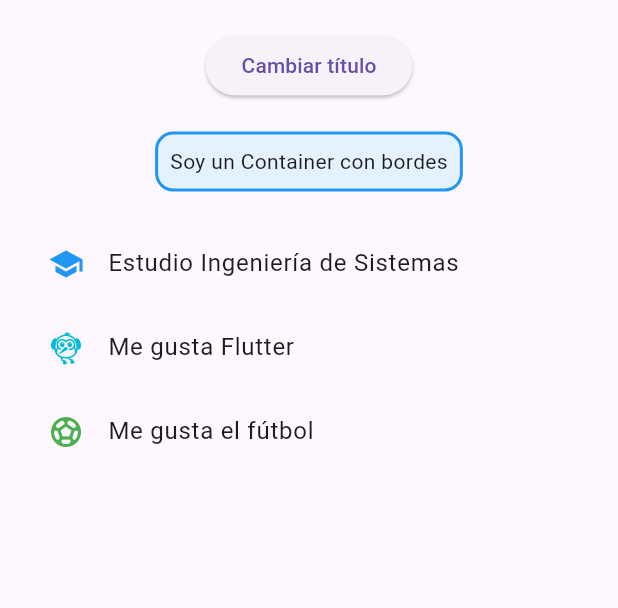
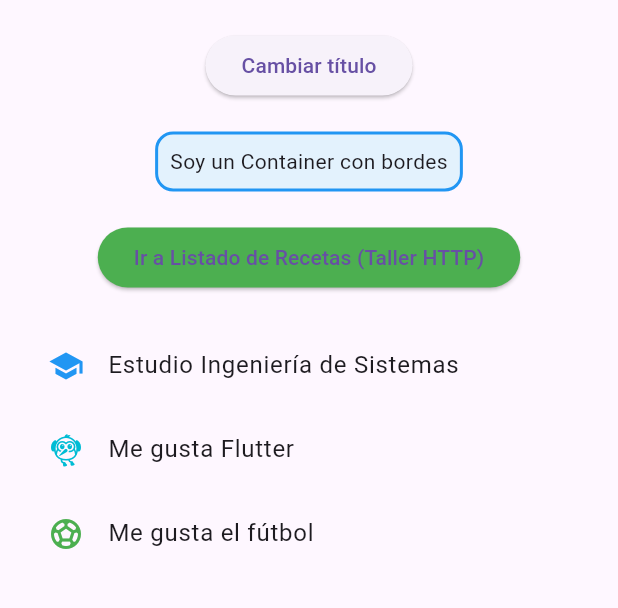
Before and after one commit to josemanuelcard/flutter_uceva, a Flutter app: the screen it shows after launch, on a phone screen of 412 x 824 dp, the part 407-1015 px from its top. Run offline on Flutter 3.47's test engine with Material 3 defaults, Android fonts, the phone set to English and light mode, and no system bars; our stand-ins replace go_router; network calls fail.

Commit message:
feat: Implementa taller HTTP con TheMealDB API
- Agrega dependencias http y go_router en pubspec.yaml.
- Crea estructura: models/meal_model.dart, services/meal_service.dart, views/ (home_page.dart, list_view.dart, detail_view.dart), config/routes.dart.
- Integra navegación con go_router desde HomePage existente.
- Manejo de estados (loading/success/error) con FutureBuilder y try/catch.
- Documentación en README.md con API, arquitectura y rutas.
- Corrige ciclo de imports y errores de compilación.

```diff
--- /dev/null
+++ b/lib/config/routes.dart
@@ -0,0 +1,29 @@
+import 'package:go_router/go_router.dart';
+import '../views/home_page.dart';  // Importa HomePage desde su nuevo archivo
+import '../views/list_view.dart';
+import '../views/detail_view.dart';
+
+final GoRouter router = GoRouter(
+  initialLocation: '/',  // Inicia en HomePage
+  routes: [
+    GoRoute(
+      path: '/',  // Corregido: Agregado path explícito
+      name: 'home',
+      builder: (context, state) => const HomePage(),
+    ),
+    GoRoute(
+      path: '/list',
+      name: 'list',
+      builder: (context, state) => const ListViewScreen(),
+    ),
+    GoRoute(
+      path: '/detail/:id/:name',
+      name: 'detail',
+      builder: (context, state) {
+        final id = state.pathParameters['id']!;
+        final name = state.pathParameters['name']!;
+        return DetailViewScreen(id: id, name: name);
+      },
+    ),
+  ],
+);
--- a/lib/main.dart
+++ b/lib/main.dart
@@ -1,4 +1,6 @@
 import 'package:flutter/material.dart';
+import 'package:go_router/go_router.dart';
+import 'config/routes.dart';  // Importa las rutas (sin ciclo)
 
 void main() {
   runApp(const MyApp());
@@ -9,107 +11,13 @@ class MyApp extends StatelessWidget {
 
   @override
   Widget build(BuildContext context) {
-    return MaterialApp(
+    return MaterialApp.router(
       debugShowCheckedModeBanner: false,
-      home: const HomePage(),
+      title: 'Flutter UCEVA - Taller HTTP',
+      theme: ThemeData(
+        primarySwatch: Colors.blue,
+      ),
+      routerConfig: router,  // Usa go_router
     );
   }
 }
-
-class HomePage extends StatefulWidget {
-  const HomePage({super.key});
-
-  @override
-  State<HomePage> createState() => _HomePageState();
-}
-
-class _HomePageState extends State<HomePage> {
-  String titulo = "Hola, Flutter";
-
-  void _cambiarTitulo() {
-    setState(() {
-      titulo = (titulo == "Hola, Flutter")
-          ? "¡Título cambiado!"
-          : "Hola, Flutter";
-
-
-    });
-
-    ScaffoldMessenger.of(context).showSnackBar(
-      const SnackBar(content: Text("Título actualizado")),
-    );
-  }
-
-  @override
-  Widget build(BuildContext context) {
-    return Scaffold(
-      appBar: AppBar(title: Text(titulo)),
-      body: Padding(
-        padding: const EdgeInsets.all(16.0),
-        child: Column(
-          children: [
-            // Texto con nombre completo
-            const Text(
-              "José Manuel Cárdenas Gamboa",
-              style: TextStyle(fontSize: 20, fontWeight: FontWeight.bold),
-            ),
-            const SizedBox(height: 20),
-
-            // Fila de imágenes
-            Row(
-              mainAxisAlignment: MainAxisAlignment.spaceEvenly,
-              children: [
-                Image.network(
-                  "https://www.uceva.edu.co/wp-content/uploads/2020/07/Uceva-Vertical-png.png",                  width: 100,
-                ),
-                Image.asset(
-                  "assets/logo.jpg",
-                  width: 150
-                ),
-              ],
-            ),
-            const SizedBox(height: 20),
-
-            // Botón con setState()
-            ElevatedButton(
-              onPressed: _cambiarTitulo,
-              child: const Text("Cambiar título"),
-            ),
-            const SizedBox(height: 20),
-
-            //
-            Container(
-              padding: const EdgeInsets.all(8),
-              decoration: BoxDecoration(
-                color: Colors.blue.shade50,
-                border: Border.all(color: Colors.blue, width: 2),
-                borderRadius: BorderRadius.circular(12),
-              ),
-              child: const Text("Soy un Container con bordes"),
-            ),
-            const SizedBox(height: 20),
-
-            Expanded(
-              child: ListView(
-                children: const [
-                  ListTile(
-                    leading: Icon(Icons.school, color: Colors.blue),
-                    title: Text("Estudio Ingeniería de Sistemas"),
-                  ),
-                   ListTile(
-                    leading: Icon(Icons.flutter_dash, color: Colors.cyan),
-                    title: Text("Me gusta Flutter"),
-                  ),
-                  ListTile(
-                    leading: Icon(Icons.sports_soccer, color: Colors.green),
-                    title: Text("Me gusta el fútbol"),
-                  ),
-                ],
-              ),
-            ),
-          ],
-        ),
-      ),
-    );
-  }
-}
--- /dev/null
+++ b/lib/views/home_page.dart
@@ -0,0 +1,112 @@
+import 'package:flutter/material.dart';
+import 'package:go_router/go_router.dart';
+
+class HomePage extends StatefulWidget {
+  const HomePage({super.key});
+
+  @override
+  State<HomePage> createState() => _HomePageState();
+}
+
+class _HomePageState extends State<HomePage> {
+  String titulo = "Hola, Flutter";
+
+  void _cambiarTitulo() {
+    setState(() {
+      titulo = (titulo == "Hola, Flutter")
+          ? "¡Título cambiado!"
+          : "Hola, Flutter";
+    });
+
+    ScaffoldMessenger.of(context).showSnackBar(
+      const SnackBar(content: Text("Título actualizado")),
+    );
+  }
+
+  @override
+  Widget build(BuildContext context) {
+    return Scaffold(
+      appBar: AppBar(title: Text(titulo)),
+      body: Padding(
+        padding: const EdgeInsets.all(16.0),
+        child: Column(
+          children: [
+            // Texto con nombre completo
+            const Text(
+              "José Manuel Cárdenas Gamboa",
+              style: TextStyle(fontSize: 20, fontWeight: FontWeight.bold),
+            ),
+            const SizedBox(height: 20),
+
+            // Fila de imágenes
+            Row(
+              mainAxisAlignment: MainAxisAlignment.spaceEvenly,
+              children: [
+                Image.network(
+                  "https://www.uceva.edu.co/wp-content/uploads/2020/07/Uceva-Vertical-png.png",
+                  width: 100,
+                ),
+                Image.asset(
+                  "assets/logo.jpg",
+                  width: 150
+                ),
+              ],
+            ),
+            const SizedBox(height: 20),
+
+            // Botón con setState()
+            ElevatedButton(
+              onPressed: _cambiarTitulo,
+              child: const Text("Cambiar título"),
+            ),
+            const SizedBox(height: 20),
+
+            // Container con bordes
+            Container(
+              padding: const EdgeInsets.all(8),
+              decoration: BoxDecoration(
+                color: Colors.blue.shade50,
+                border: Border.all(color: Colors.blue, width: 2),
+                borderRadius: BorderRadius.circular(12),
+              ),
+              child: const Text("Soy un Container con bordes"),
+            ),
+            const SizedBox(height: 20),
+
+            // Botón para navegar al módulo HTTP (listado de recetas)
+            ElevatedButton(
+              onPressed: () {
+                // Navegación con go_router al listado de la API
+                context.go('/list');
+              },
+              style: ElevatedButton.styleFrom(
+                backgroundColor: Colors.green,  // Color para diferenciarlo
+              ),
+              child: const Text("Ir a Listado de Recetas (Taller HTTP)"),
+            ),
+            const SizedBox(height: 20),
+
+            Expanded(
+              child: ListView(
+                children: const [
+                  ListTile(
+                    leading: Icon(Icons.school, color: Colors.blue),
+                    title: Text("Estudio Ingeniería de Sistemas"),
+                  ),
+                  ListTile(
+                    leading: Icon(Icons.flutter_dash, color: Colors.cyan),
+                    title: Text("Me gusta Flutter"),
+                  ),
+                  ListTile(
+                    leading: Icon(Icons.sports_soccer, color: Colors.green),
+                    title: Text("Me gusta el fútbol"),
+                  ),
+                ],
+              ),
+            ),
+          ],
+        ),
+      ),
+    );
+  }
+}
--- a/pubspec.yaml
+++ b/pubspec.yaml
@@ -36,6 +36,8 @@ dependencies:
   # The following adds the Cupertino Icons font to your application.
   # Use with the CupertinoIcons class for iOS style icons.
   cupertino_icons: ^1.0.8
+  go_router: ^16.2.4
+  http: ^1.5.0
 
 dev_dependencies:
   flutter_test:
```
Also changed, not shown: lib/models/meal_model.dart (added, +54 -0 lines), lib/services/meal_service.dart (added, +37 -0 lines), lib/views/detail_view.dart (added, +101 -0 lines), lib/views/list_view.dart (added, +94 -0 lines), lib/assets/logo.png (added), pubspec.lock.
